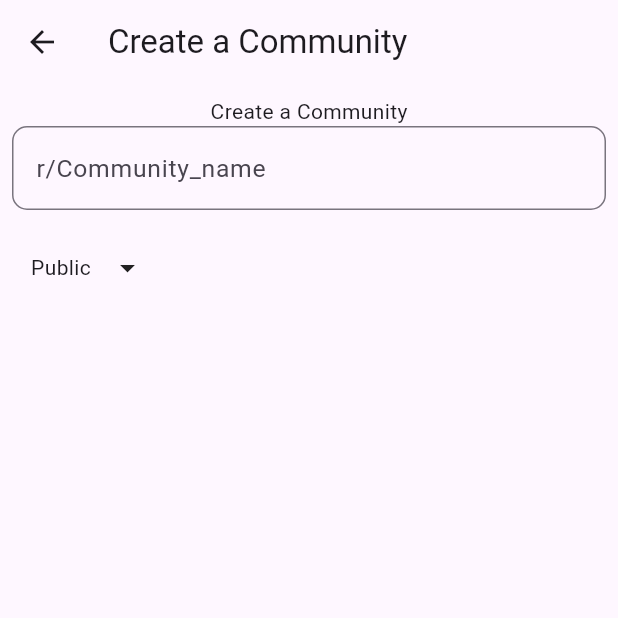
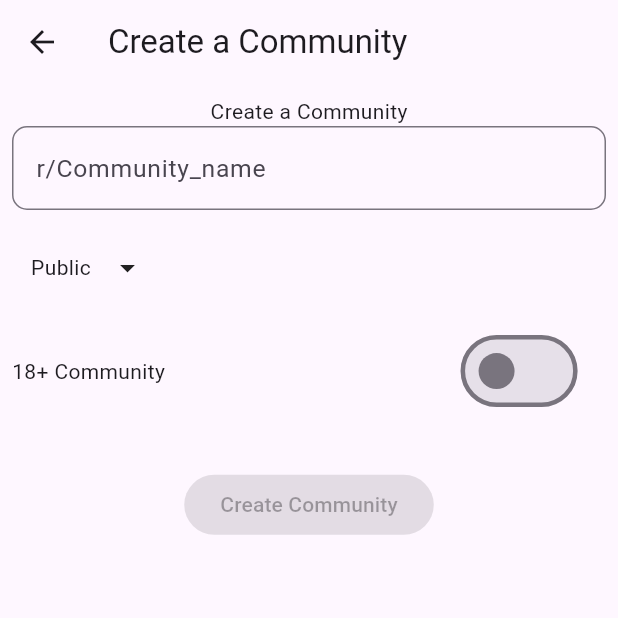
Before and after one commit to Michael1221994/Reddit_mobile_app, a Flutter app: the CreateCommunity screen opened directly, on a phone screen of 412 x 824 dp, the top half of it. Run offline on Flutter 3.47's test engine with Material 3 defaults, Android fonts, the phone set to English and light mode, and no system bars; our stand-ins replace cloud_firestore, firebase_auth, firebase_core, flutter_bloc, google_sign_in, image_picker and 1 more; missing offline and left inert: dart:ffi, dart:js_interop; accounts and stored records are empty.

Commit message:
finished the create community page

```diff
--- a/lib/create_community.dart
+++ b/lib/create_community.dart
@@ -1,3 +1,4 @@
+import 'dart:ffi';
 import 'package:flutter/material.dart';
 import 'package:reddit_attempt2/Custom_Widgets/bottomsheet.dart';
 import 'Custom_Widgets/dropdown_widgets.dart';
@@ -12,39 +13,37 @@ class CreateCommunity extends StatefulWidget {
 }
 
 
- final List<Map<String, dynamic>> dropdownItems = [
-    {
-      "title": "Public",
-      "description": "Anyone can view, post, and comment to the community",
-      "icon": Icons.public,
-      "value": "Public"
-    },
-    {
-      "title": "Restricted",
-      "description": "Anyone can view, but only approved users can post",
-      "icon": Icons.check_circle_outline,
-      "value": "Restricted"
-    },
 
-    {
-      "title": "Private",
-      "description": "Only approved users can view and submit ",
-      "icon": Icons.lock_outline,
-      "value": "Private"
-    },
-  ];
 
 class _CreateCommunityState extends State<CreateCommunity> {
+  String selectedType= "Public";
+  bool adult = false;
+  TextEditingController Community_name = TextEditingController();
+  String  selectedvalue= "Public" ;
+
+  void adultselected(int index){
+    setState(() {
+      adult=!adult;
+    });
+  }
   void _openBottomSheet() {
     showModalBottomSheet(
       context: context,
-      builder: (ctx) => bottomsheet());
+      builder: (ctx) => bottomsheet(
+        initialSelection: selectedType,
+        onTypeSelected: (newType){
+          setState(() {
+            selectedType=newType;
+          });
+          print(selectedType);
+        },
+
+      ));
   }
 
   @override
   Widget build(BuildContext context) {
-    TextEditingController Community_name = TextEditingController();
-    String  selectedvalue= "Public" ;
+
     return Scaffold(
       appBar: AppBar(title: Text("Create a Community"),
       leading: IconButton(icon: Icon(Icons.arrow_back), onPressed: () => Navigator.pop(context),),),
@@ -56,7 +55,7 @@ class _CreateCommunityState extends State<CreateCommunity> {
             Container(
               child: Column(
                 children: [
-                Text("Create a Community"),
+                const Text("Create a Community"),
                 Container(
                   height: MediaQuery.of(context).size.height*0.1,
 
@@ -68,22 +67,59 @@ class _CreateCommunityState extends State<CreateCommunity> {
 
                 Container(
                   width: MediaQuery.of(context).size.width*0.9,
-                  //decoration: BoxDecoration(border: Border.all(color: Colors.black), borderRadius: BorderRadius.circular(14), color: Colors.white),
                   child: GestureDetector(
                     onTap: _openBottomSheet,
-                    //foregroundColor: Colors.black,
 
                     child: Row(
                       children: [
-                        Text(selectedvalue),
+                        Text(selectedType),
                         SizedBox(
                           width: MediaQuery.of(context).size.width*0.03,
                         ),
-                        Icon(Icons.arrow_drop_down)
+                        const Icon(Icons.arrow_drop_down)
                       ],
                     ),
                     ),
                 ),
+                 SizedBox(
+                  height:MediaQuery.of(context).size.height*0.04,
+                ),
+                Row(
+                  children: [
+                    Text("18+ Community"),
+                    SizedBox(width: MediaQuery.of(context).size.width*0.5,),
+                    Transform.scale(
+                      scale: 1.5,
+                      child: Switch(
+                        value: adult,
+                        onChanged: (value) {
+                          setState(() {
+                            adult = value;
+                            print(adult);
+                          });
+                        },
+                        activeColor: Colors.blue, // Color when ON
+                        activeTrackColor: Colors.blue[200], // Track color when ON
+                      ),
+                    )
+                   /* ToggleButtons(children: [Icon(Icons.toggle)], isSelected: [adult],
+                    onPressed: (int index) => {setState(() {
+                                adult=!adult;
+                              })},
+                    )*/
+                  ],
+                ),
+                 SizedBox(
+                  height:MediaQuery.of(context).size.height*0.05,
+                ),
+                ElevatedButton(
+                  onPressed: Community_name.text.isEmpty ?null : (){} ,
+                  child: Text("Create Community"),
+                  style: ElevatedButton.styleFrom(
+                    backgroundColor: Community_name.text.isEmpty ? Colors.grey: Colors.deepPurple ,
+                    foregroundColor: Colors.white
+                  ),
+                  )
                 /*DropdownButton(
                   value: selectedvalue,
                   hint: Text(selectedvalue),
```
Also changed, not shown: lib/Custom_Widgets/bottomsheet.dart (+25 -8 lines).
